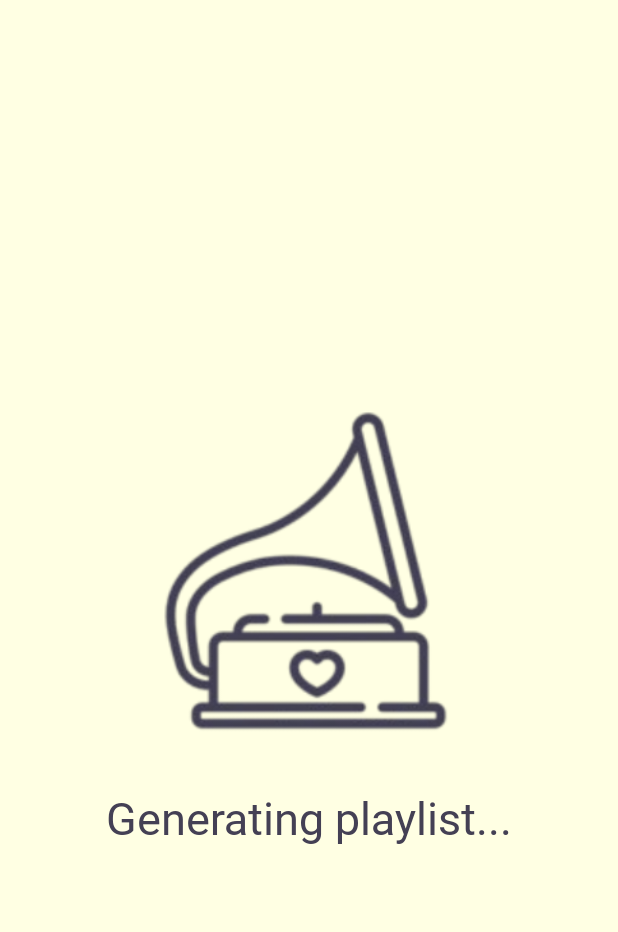
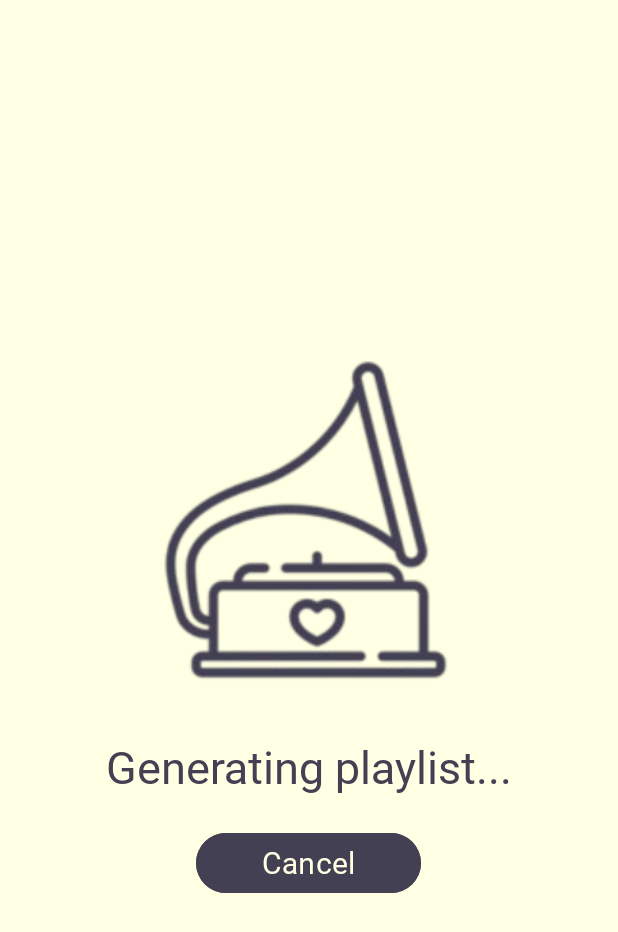
Before and after one commit to icantfindmyhair/moody-blues, an Android app: the GeneratingPlaylistActivity screen opened directly, with no data from a screen before it, on a phone screen of 412 x 824 dp. Shown: the top 932 px of the screen. Run offline under Robolectric (Android 15) with nearby library versions, the phone set to English and light mode, and no system bars; 2 statements that could not run were skipped.

Commit message:
add cancel button for generating playlist

```diff
--- a/app/src/main/java/my/edu/utar/assignment2/GeneratingPlaylistActivity.java
+++ b/app/src/main/java/my/edu/utar/assignment2/GeneratingPlaylistActivity.java
@@ -48,6 +48,9 @@ public class GeneratingPlaylistActivity extends AppCompatActivity {
     protected void onCreate(Bundle savedInstanceState) {
         super.onCreate(savedInstanceState);
         setContentView(R.layout.activity_generating_playlist);
+
+        Button backButton = findViewById(R.id.cancelButton);
+        backButton.setOnClickListener(v -> finish());
 
         moodKey = getIntent().getStringExtra("EXTRA_MOOD_KEY");
         //weather
--- a/app/src/main/res/layout/activity_generating_playlist.xml
+++ b/app/src/main/res/layout/activity_generating_playlist.xml
@@ -10,12 +10,12 @@
         android:id="@+id/centerLayout"
         android:layout_width="wrap_content"
         android:layout_height="wrap_content"
+        android:gravity="center"
         android:orientation="vertical"
-        android:gravity="center"
-        app:layout_constraintTop_toTopOf="parent"
         app:layout_constraintBottom_toBottomOf="parent"
+        app:layout_constraintEnd_toEndOf="parent"
         app:layout_constraintStart_toStartOf="parent"
-        app:layout_constraintEnd_toEndOf="parent">
+        app:layout_constraintTop_toTopOf="parent">
 
         <ImageView
             android:id="@+id/imageView"
@@ -28,12 +28,22 @@
             android:id="@+id/textView"
             android:layout_width="wrap_content"
             android:layout_height="wrap_content"
-            android:textSize="30dp"
-            android:text="Generating playlist..."
             android:layout_gravity="center"
             android:fontFamily="@font/jua"
+            android:paddingTop="16dp"
+            android:text="Generating playlist..."
             android:textColor="#444054"
-            android:paddingTop="16dp"/>
+            android:textSize="30dp" />
+
+        <Button
+            android:id="@+id/cancelButton"
+            android:layout_width="150dp"
+            android:layout_height="wrap_content"
+            android:layout_marginTop="20dp"
+            android:backgroundTint="#444054"
+            android:text="Cancel"
+            android:textColor="#ffffe3"
+            android:textSize="20sp" />
     </LinearLayout>
 
 </androidx.constraintlayout.widget.ConstraintLayout>
```
